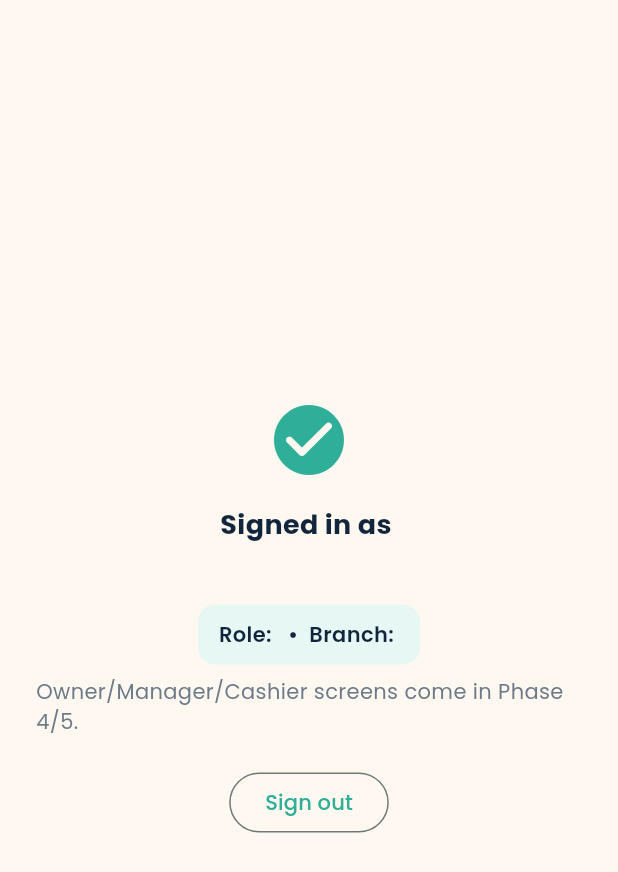
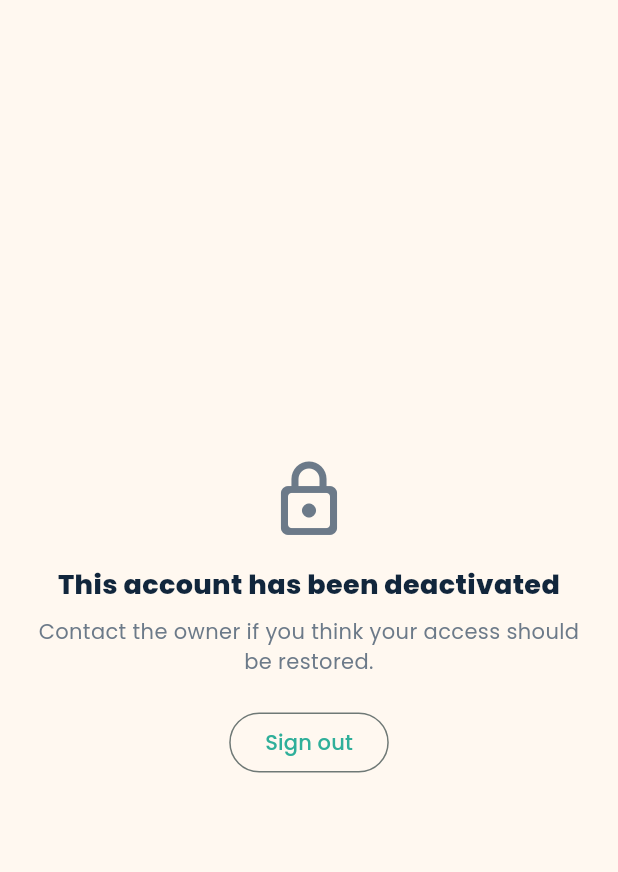
Before and after one commit to trishncl/askmi, a Flutter app: the screen it shows once a user with an empty profile is signed in, on a phone screen of 412 x 824 dp. Shown: the top 872 px of the screen. Run offline on Flutter 3.47's test engine with Material 3 defaults, Android fonts, the phone set to English and light mode, and no system bars; our stand-ins replace cloud_firestore, firebase_auth, firebase_core, google_fonts; accounts and stored records are empty; generated files the repository leaves out were written again; network calls fail.

Commit message:
changes in auth

```diff
--- a/askmi_app/lib/features/auth/auth_gate.dart
+++ b/askmi_app/lib/features/auth/auth_gate.dart
@@ -8,11 +8,13 @@ import 'signed_in_placeholder_page.dart';
 /// PHASE 2 — root routing widget. Splash's timer sends everyone here
 /// (signed in or not) after the intro animation; from this point on,
 /// everything is reactive to AuthState/UserProfileProvider rather than
-/// explicit Navigator pushes.
+/// explicit Navigator pushes — no race conditions between "which route is
+/// on top" and "what does auth state actually say right now."
 ///
-/// SECURITY CHECKPOINT: create a throwaway Firebase Auth user with NO
-/// matching users/{uid} doc, sign in as them, and confirm you land on
-/// _AccountNotConfiguredPage — never on SignedInPlaceholderPage.
+/// SECURITY CHECKPOINT (test this before moving to Phase 3+):
+/// create a throwaway Firebase Auth user with NO matching users/{uid} doc,
+/// sign in as them, and confirm you land on _AccountNotConfiguredPage —
+/// never on SignedInPlaceholderPage (or, later, any real shell).
 class AuthGate extends StatelessWidget {
   const AuthGate({super.key});
 
@@ -34,13 +36,30 @@ class AuthGate extends StatelessWidget {
       return const _AccountNotConfiguredPage();
     }
 
-    // PHASE 4/5 will replace this with real role-based routing.
+    if (profileState.deactivated) {
+      return const _AccountDeactivatedPage();
+    }
+
+    // PHASE 4/5 will replace this with real role-based routing:
+    //   switch (profile.role) { case 'Owner': return OwnerShell(); ... }
+    // For now, this confirms sign-in + role lookup both work end-to-end.
     return SignedInPlaceholderPage(profile: profileState.profile!);
   }
 }
 
-class _AccountNotConfiguredPage extends StatelessWidget {
-  const _AccountNotConfiguredPage();
+/// Shared layout for every "you're signed in but can't proceed" dead end.
+/// Both states below are deliberately terminal — sign out is the only
+/// action, so there's no path from here into any shell.
+class _BlockedAccountPage extends StatelessWidget {
+  final IconData icon;
+  final String title;
+  final String message;
+
+  const _BlockedAccountPage({
+    required this.icon,
+    required this.title,
+    required this.message,
+  });
 
   @override
   Widget build(BuildContext context) {
@@ -52,17 +71,21 @@ class _AccountNotConfiguredPage extends StatelessWidget {
           child: Column(
             mainAxisSize: MainAxisSize.min,
             children: [
-              const Icon(Icons.person_off_outlined, size: 56, color: AppColors.textGray),
+              Icon(icon, size: 56, color: AppColors.textGray),
               const SizedBox(height: 16),
-              const Text(
-                "Your account isn't set up yet",
-                style: TextStyle(fontWeight: FontWeight.w800, fontSize: 18, color: AppColors.textDark),
+              Text(
+                title,
+                style: const TextStyle(
+                  fontWeight: FontWeight.w800,
+                  fontSize: 18,
+                  color: AppColors.textDark,
+                ),
                 textAlign: TextAlign.center,
               ),
               const SizedBox(height: 8),
-              const Text(
-                "Ask the owner to add you as a user, or contact support if you believe this is a mistake.",
-                style: TextStyle(color: AppColors.textGray),
+              Text(
+                message,
+                style: const TextStyle(color: AppColors.textGray),
                 textAlign: TextAlign.center,
               ),
               const SizedBox(height: 20),
@@ -77,3 +100,35 @@ class _AccountNotConfiguredPage extends StatelessWidget {
     );
   }
 }
+
+/// Signed in with valid credentials, but no matching users/{uid} document.
+class _AccountNotConfiguredPage extends StatelessWidget {
+  const _AccountNotConfiguredPage();
+
+  @override
+  Widget build(BuildContext context) {
+    return const _BlockedAccountPage(
+      icon: Icons.person_off_outlined,
+      title: "Your account isn't set up yet",
+      message: "Ask the owner to add you as a user, or contact support if "
+          "you believe this is a mistake.",
+    );
+  }
+}
+
+/// Profile exists but active == false. Separate message from the above on
+/// purpose: "not set up" and "switched off" are different problems, and
+/// telling someone the wrong one wastes their time.
+class _AccountDeactivatedPage extends StatelessWidget {
+  const _AccountDeactivatedPage();
+
+  @override
+  Widget build(BuildContext context) {
+    return const _BlockedAccountPage(
+      icon: Icons.lock_outline_rounded,
+      title: "This account has been deactivated",
+      message: "Contact the owner if you think your access should be "
+          "restored.",
+    );
+  }
+}
--- a/askmi_app/lib/providers/app_providers.dart
+++ b/askmi_app/lib/providers/app_providers.dart
@@ -41,6 +41,7 @@ class UserProfileProvider extends ChangeNotifier {
   UserModel? profile;
   bool loading = true;
   bool notConfigured = false;
+  bool deactivated = false;
 
   UserProfileProvider(this._authState, {UsersRepository? usersRepository})
       : _usersRepository = usersRepository ?? UsersRepository() {
@@ -56,6 +57,7 @@ class UserProfileProvider extends ChangeNotifier {
       profile = null;
       loading = false;
       notConfigured = false;
+      deactivated = false;
       notifyListeners();
       return;
     }
@@ -66,6 +68,11 @@ class UserProfileProvider extends ChangeNotifier {
     _sub = _usersRepository.watchByUid(uid).listen((user) {
       profile = user;
       notConfigured = user == null;
+      // A deactivated account must not reach any shell. Because this is a
+      // live stream, an Owner flipping `active` to false takes effect
+      // immediately — the user gets kicked to the deactivated screen
+      // mid-session, without needing to sign out first.
+      deactivated = user != null && !user.active;
       loading = false;
       notifyListeners();
     });
```
